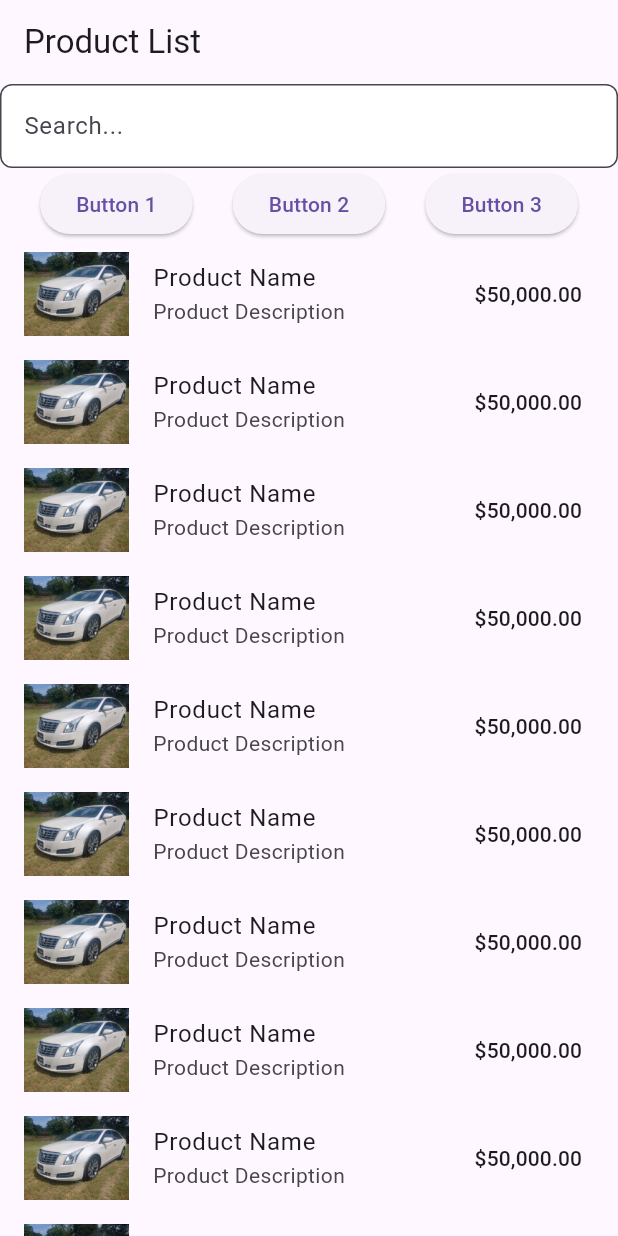
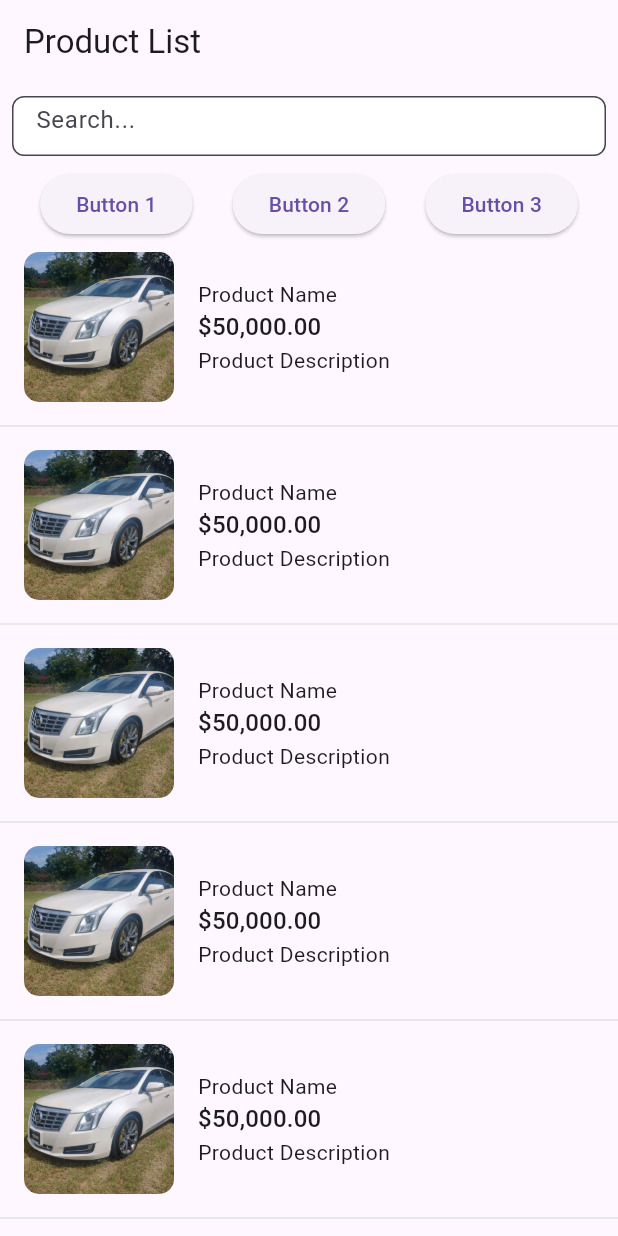
Before and after one commit to manuelruelas/market, a Flutter app: the screen it shows after launch, on a phone screen of 412 x 824 dp. Run offline on Flutter 3.47's test engine with Material 3 defaults, Android fonts, the phone set to English and light mode, and no system bars; our stand-ins replace carousel_slider, firebase_core, firebase_messaging, go_router; accounts and stored records are empty; generated files the repository leaves out were written again.

Commit message:
feat: update item style

```diff
--- a/lib/ui/product_list/pages/product_list_page.dart
+++ b/lib/ui/product_list/pages/product_list_page.dart
@@ -15,13 +15,16 @@ class ProductListPage extends StatelessWidget {
         slivers: [
           SliverAppBar(
             floating: true,
-            flexibleSpace: TextField(
+            flexibleSpace: Padding(
+              padding: const EdgeInsets.all(8.0),
+              child: TextField(
                 decoration: InputDecoration(
                   hintText: 'Search...',
                   filled: true,
                   fillColor: Colors.white,
                   border: OutlineInputBorder(
                     borderRadius: BorderRadius.circular(8),
+                  ),
                 ),
               ),
             ),
@@ -51,17 +54,17 @@ class ProductListPage extends StatelessWidget {
               ],
             ),
           ),
-          SliverList(
-            delegate: SliverChildBuilderDelegate(
-              (context, index) {
+          SliverList.separated(
+            separatorBuilder: (context, index) => Divider(
+              color: Colors.grey.shade300,
+            ),
+            itemBuilder: (context, index) {
               return ProductListItem(
                 onTap: () {
                   context.push('/product/1');
                 },
               );
             },
-              childCount: 10,
-            ),
           ),
         ],
       ),
--- a/lib/ui/product_list/widgets/product_list_item.dart
+++ b/lib/ui/product_list/widgets/product_list_item.dart
@@ -7,20 +7,36 @@ class ProductListItem extends StatelessWidget {
 
   @override
   Widget build(BuildContext context) {
-    return ListTile(
+    return InkWell(
       onTap: onTap,
-      leading: const Image(
-        height: 70,
-        width: 70,
-        fit: BoxFit.cover,
-        image: AssetImage(
-          'assets/images/carro-en-venta.jpeg',
+      child: Container(
+        padding: const EdgeInsets.symmetric(horizontal: 16.0, vertical: 8.0),
+        child: Row(
+          children: [
+            ClipRRect(
+              borderRadius: BorderRadius.circular(10),
+              child: const Image(
+                height: 100,
+                width: 100,
+                fit: BoxFit.cover,
+                image: AssetImage(
+                  'assets/images/carro-en-venta.jpeg',
+                ),
+              ),
+            ),
+            const SizedBox(width: 16),
+            Column(
+              crossAxisAlignment: CrossAxisAlignment.start,
+              children: [
+                const Text('Product Name'),
+                Text('\$50,000.00',
+                    style: Theme.of(context).textTheme.titleMedium),
+                const Text('Product Description'),
+              ],
+            )
+          ],
         ),
       ),
-      title: const Text('Product Name'),
-      subtitle: const Text('Product Description'),
-      trailing:
-          Text('\$50,000.00', style: Theme.of(context).textTheme.titleSmall),
     );
   }
 }
```
Lines whose indentation alone changed are shown as unchanged.
